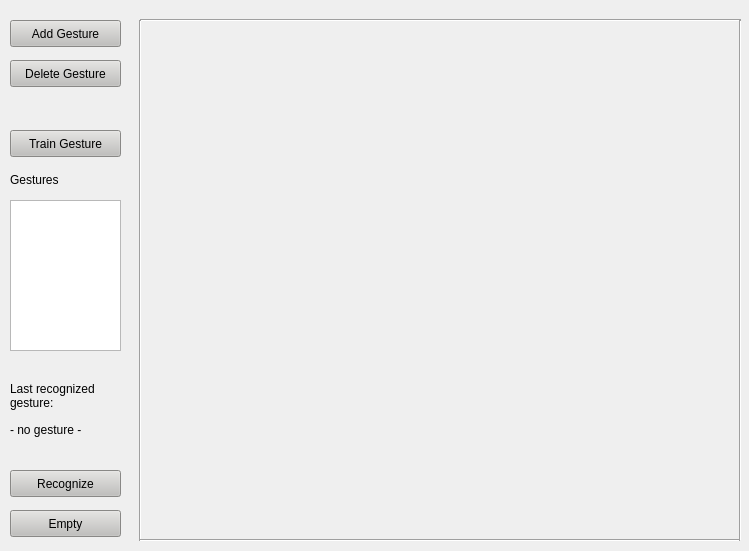
This is gesture.ui in ITT-21SS-UR/assignment9-cm2 as Qt 5 draws it before an edit. The edited form follows.
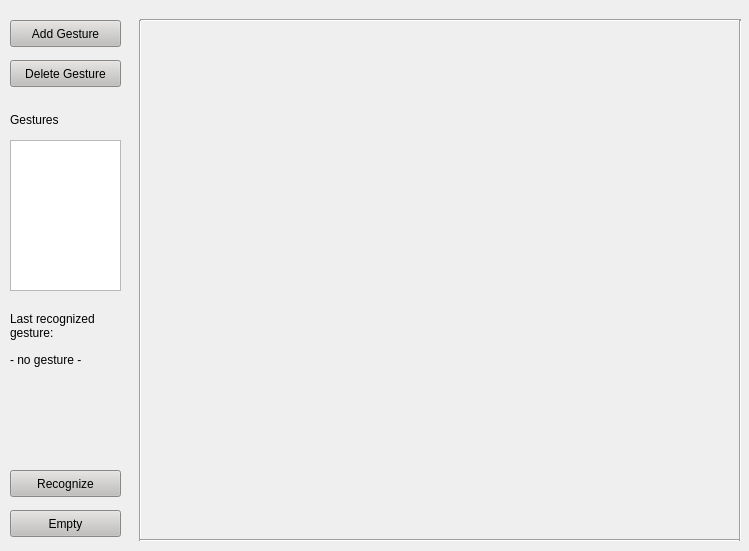
This is the edited form.

The edit to the form file:
```diff
--- a/gesture.ui
+++ b/gesture.ui
@@ -117,7 +117,7 @@
    <property name="geometry">
     <rect>
      <x>10</x>
-     <y>200</y>
+     <y>140</y>
      <width>111</width>
      <height>151</height>
     </rect>
@@ -127,7 +127,7 @@
    <property name="geometry">
     <rect>
      <x>10</x>
-     <y>170</y>
+     <y>110</y>
      <width>67</width>
      <height>19</height>
     </rect>
@@ -140,7 +140,7 @@
    <property name="geometry">
     <rect>
      <x>40</x>
-     <y>400</y>
+     <y>330</y>
      <width>67</width>
      <height>19</height>
     </rect>
@@ -153,7 +153,7 @@
    <property name="geometry">
     <rect>
      <x>10</x>
-     <y>370</y>
+     <y>300</y>
      <width>121</width>
      <height>51</height>
     </rect>
@@ -169,7 +169,7 @@
    <property name="geometry">
     <rect>
      <x>10</x>
-     <y>420</y>
+     <y>350</y>
      <width>111</width>
      <height>19</height>
     </rect>
@@ -197,22 +197,6 @@
     <string>Delete Gesture</string>
    </property>
   </widget>
-  <widget class="QPushButton" name="trainButton">
-   <property name="geometry">
-    <rect>
-     <x>10</x>
-     <y>130</y>
-     <width>111</width>
-     <height>27</height>
-    </rect>
-   </property>
-   <property name="styleSheet">
-    <string notr="true">background-color: rgb(192, 191, 188)</string>
-   </property>
-   <property name="text">
-    <string>Train Gesture</string>
-   </property>
-  </widget>
  </widget>
  <resources/>
  <connections/>
```
